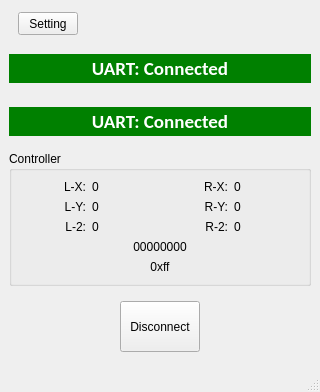
Above: app/ui/app.ui from Edward-1141/Simple-Controller before the change. Below: the same form after it.
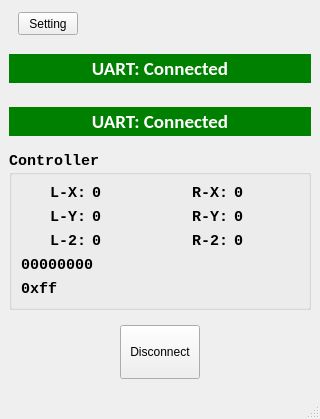
That is the form after the change. Icons and pictures are not drawn.

```diff
--- a/app/ui/app.ui
+++ b/app/ui/app.ui
@@ -7,7 +7,7 @@
     <x>0</x>
     <y>0</y>
     <width>320</width>
-    <height>392</height>
+    <height>419</height>
    </rect>
   </property>
   <property name="sizePolicy">
@@ -279,6 +279,13 @@
         <height>100</height>
        </size>
       </property>
+      <property name="font">
+       <font>
+        <family>Consolas</family>
+        <pointsize>11</pointsize>
+        <bold>true</bold>
+       </font>
+      </property>
       <property name="title">
        <string>Controller</string>
       </property>
@@ -391,7 +398,7 @@
           <string>00000000</string>
          </property>
          <property name="alignment">
-          <set>Qt::AlignCenter</set>
+          <set>Qt::AlignLeading|Qt::AlignLeft|Qt::AlignVCenter</set>
          </property>
         </widget>
        </item>
@@ -401,7 +408,7 @@
           <string>0xff</string>
          </property>
          <property name="alignment">
-          <set>Qt::AlignCenter</set>
+          <set>Qt::AlignLeading|Qt::AlignLeft|Qt::AlignVCenter</set>
          </property>
         </widget>
        </item>
```
